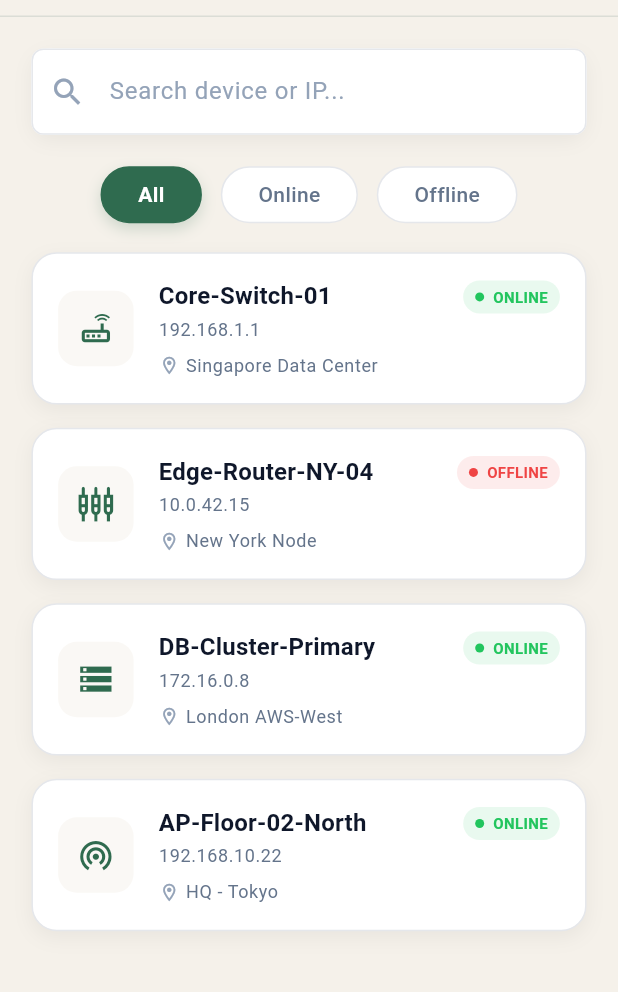
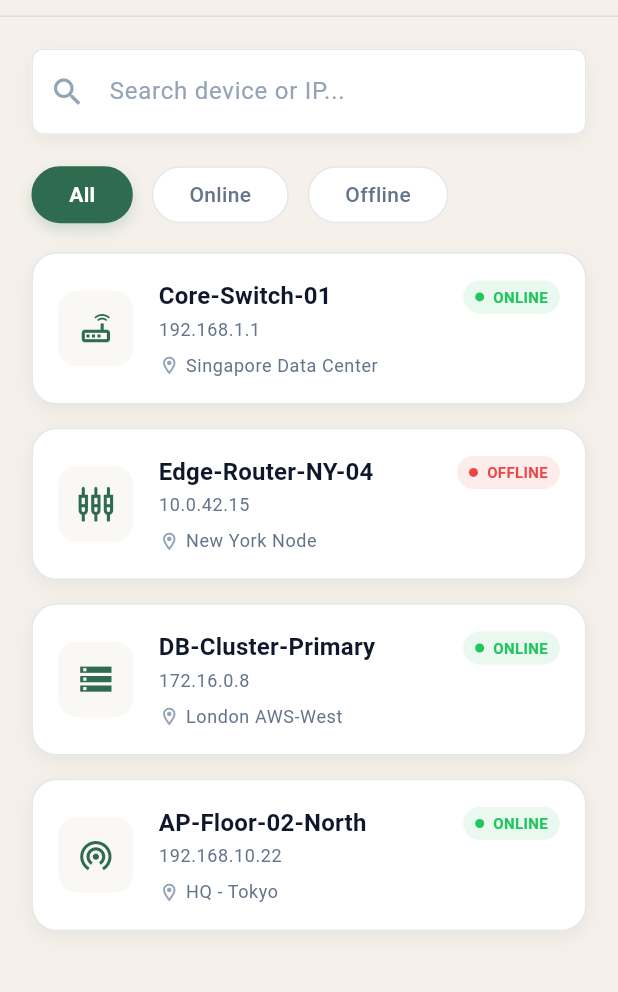
Before and after one commit to azizur-rahaman/plexuspules-azizur-rahaman, a Flutter app: the DevicesView screen opened directly, on a phone screen of 412 x 824 dp, the part 67-1059 px from its top. Run offline on Flutter 3.47's test engine with Material 3 defaults, Android fonts, the light colour scheme and no system bars; our stand-ins replace connectivity_plus, dartz, dio, equatable, flutter_bloc, flutter_screenutil and 7 more; accounts and stored records are empty.

Commit message:
style: refine Devices screen UI, refactor search bar, and add AppBar bottom border

```diff
--- a/lib/core/widgets/common_app_bar.dart
+++ b/lib/core/widgets/common_app_bar.dart
@@ -1,7 +1,6 @@
 import 'package:flutter/material.dart';
 import 'package:plexuspules/core/constants/app_sizes.dart';
 
-import 'package:plexuspules/config/theme/app_colors.dart';
 
 class CommonAppBar extends StatelessWidget implements PreferredSizeWidget {
   final Widget? title;
--- /dev/null
+++ b/lib/core/widgets/common_search_bar.dart
@@ -0,0 +1,52 @@
+import 'package:flutter/material.dart';
+import 'package:plexuspules/core/constants/app_sizes.dart';
+import 'package:plexuspules/config/theme/app_colors.dart';
+
+class CommonSearchBar extends StatelessWidget {
+  final String hintText;
+  final ValueChanged<String>? onChanged;
+  final TextEditingController? controller;
+
+  const CommonSearchBar({
+    super.key,
+    this.hintText = 'Search...',
+    this.onChanged,
+    this.controller,
+  });
+
+  @override
+  Widget build(BuildContext context) {
+    return Container(
+      decoration: BoxDecoration(
+        color: Colors.white,
+        borderRadius: BorderRadius.circular(AppSizes.p12),
+        boxShadow: [
+          BoxShadow(
+            color: Colors.black.withValues(alpha: 0.05),
+            blurRadius: 10,
+            offset: const Offset(0, 4),
+          ),
+        ],
+      ),
+      child: TextField(
+        controller: controller,
+        onChanged: onChanged,
+        decoration: InputDecoration(
+          hintText: hintText,
+          hintStyle: const TextStyle(color: AppColors.textMuted),
+          prefixIcon: const Icon(
+            Icons.search,
+            color: AppColors.textMuted,
+          ),
+          border: OutlineInputBorder(
+            borderRadius: BorderRadius.circular(AppSizes.p12),
+            borderSide: BorderSide.none,
+          ),
+          contentPadding: EdgeInsets.symmetric(
+            vertical: AppSizes.p16,
+          ),
+        ),
+      ),
+    );
+  }
+}
--- a/lib/features/devices/presentation/pages/devices/devices_view.dart
+++ b/lib/features/devices/presentation/pages/devices/devices_view.dart
@@ -3,6 +3,8 @@ import 'package:plexuspules/core/constants/app_sizes.dart';
 import 'package:plexuspules/config/theme/app_colors.dart';
 import 'package:plexuspules/core/widgets/common_app_bar.dart';
 import 'package:plexuspules/features/devices/presentation/widgets/device_card.dart';
+
+import 'package:plexuspules/core/widgets/common_search_bar.dart';
 
 class DevicesView extends StatefulWidget {
   const DevicesView({super.key});
@@ -21,35 +23,12 @@ class _DevicesViewState extends State<DevicesView> {
       appBar: CommonAppBar.brand(),
       body: SafeArea(
         child: Column(
+          crossAxisAlignment: CrossAxisAlignment.start,
           children: [
             // Search Bar
             Padding(
               padding: EdgeInsets.all(AppSizes.p20),
-              child: Container(
-                decoration: BoxDecoration(
-                  color: Colors.white,
-                  borderRadius: BorderRadius.circular(AppSizes.p12),
-                  boxShadow: [
-                    BoxShadow(
-                      color: Colors.black.withValues(alpha: 0.05),
-                      blurRadius: 10,
-                      offset: const Offset(0, 4),
-                    ),
-                  ],
-                ),
-                child: TextField(
-                  decoration: InputDecoration(
-                    hintText: 'Search device or IP...',
-                    hintStyle: const TextStyle(color: AppColors.textMuted),
-                    prefixIcon: const Icon(Icons.search, color: AppColors.textMuted),
-                    border: OutlineInputBorder(
-                      borderRadius: BorderRadius.circular(AppSizes.p12),
-                      borderSide: BorderSide.none,
-                    ),
-                    contentPadding: EdgeInsets.symmetric(vertical: AppSizes.p16),
-                  ),
-                ),
-              ),
+              child: const CommonSearchBar(hintText: 'Search device or IP...'),
             ),
 
             // Filters
```
